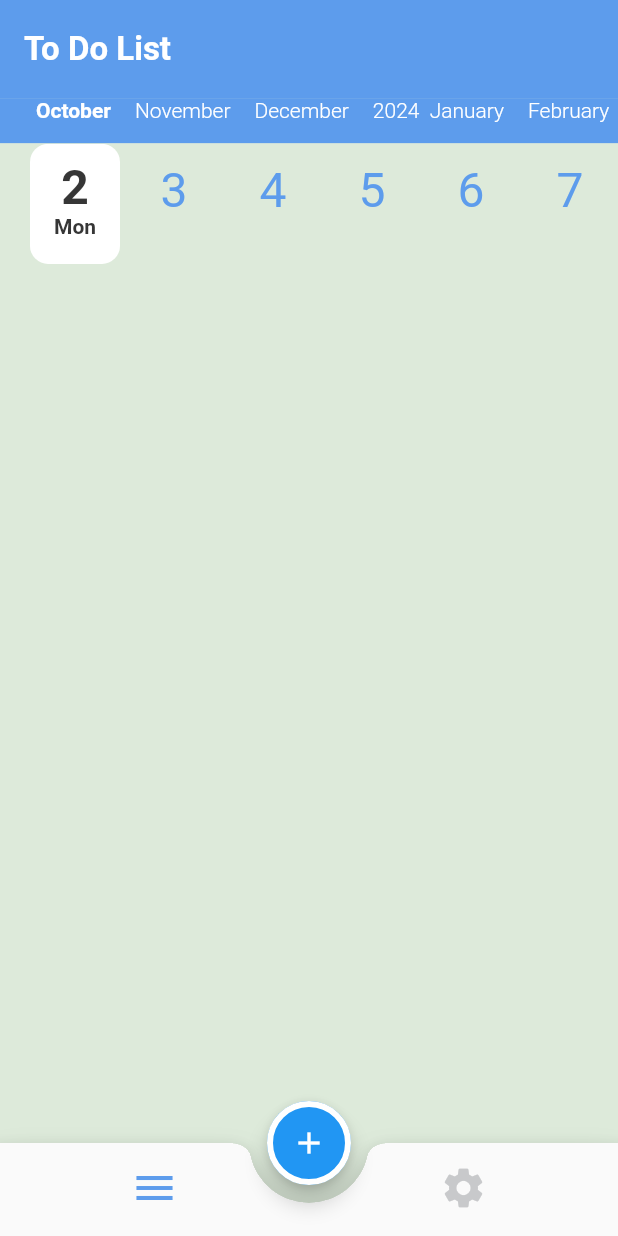
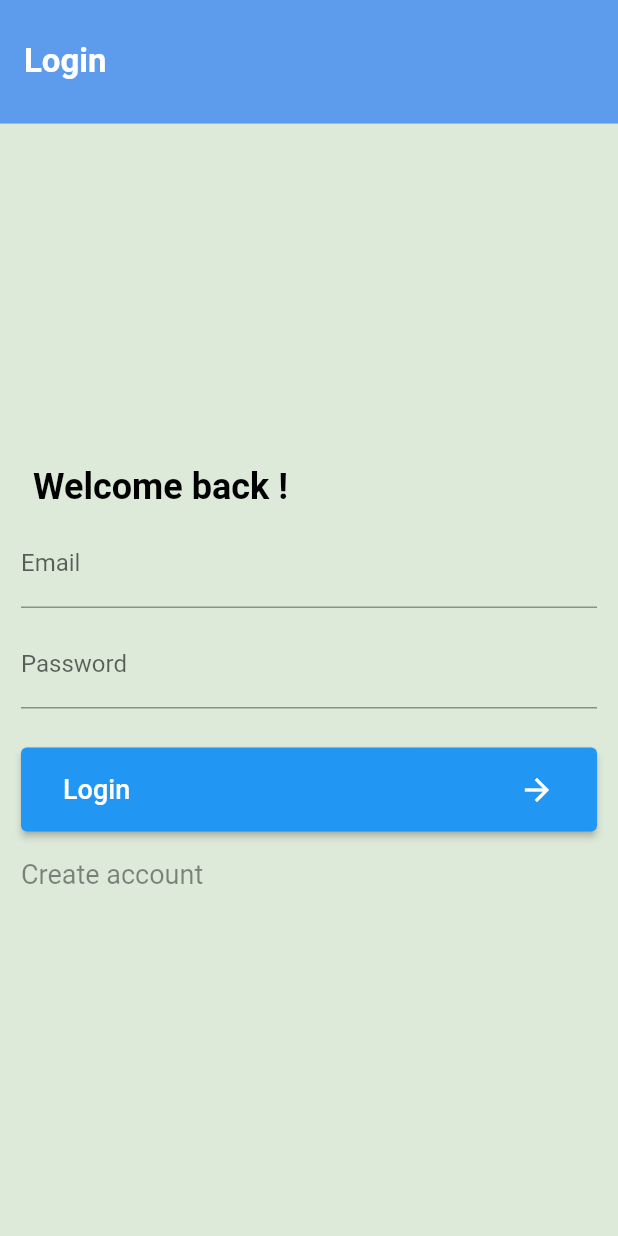
Before and after one commit to A-hmed/todo_mon_c9, a Flutter app: the screen it shows after launch, on a phone screen of 412 x 824 dp. Run offline on Flutter 3.47's test engine with Material 2 defaults, Android fonts, the phone set to English and light mode, and no system bars; drawn by our look-alikes of calendar_timeline; our stand-ins replace cloud_firestore, firebase_auth, firebase_core, flutter_slidable; accounts and stored records are empty.

Commit message:
Finish firebase auth.

```diff
--- a/lib/main.dart
+++ b/lib/main.dart
@@ -3,15 +3,15 @@ import 'package:firebase_core/firebase_core.dart';
 import 'package:flutter/material.dart';
 import 'package:provider/provider.dart';
 import 'package:todo_mon_c9/providers/list_provider.dart';
+import 'package:todo_mon_c9/ui/screens/auth/login/login_screen.dart';
+import 'package:todo_mon_c9/ui/screens/auth/register/register_screen.dart';
 import 'package:todo_mon_c9/ui/screens/splash/splash_screen.dart';
 import 'package:todo_mon_c9/ui/utils/app_theme.dart';
-
 import 'ui/screens/home/home_screen.dart';
 
 void main() async {
   WidgetsFlutterBinding.ensureInitialized();
   await Firebase.initializeApp();
-  await FirebaseFirestore.instance.disableNetwork();
   runApp(ChangeNotifierProvider(
     create: (_) => ListProvider(),
       child: const MyApp()
@@ -26,12 +26,14 @@ class MyApp extends StatelessWidget {
     return MaterialApp(
       title: 'Flutter Demo',
       theme: AppTheme.lightTheme,
-      darkTheme: AppTheme.darkTheme,
+      darkTheme: AppTheme.lightTheme,
       routes: {
         SplashScreen.routeName: (_) => SplashScreen(),
-        HomeScreen.routeName: (_) => HomeScreen()
+        HomeScreen.routeName: (_) => HomeScreen(),
+        LoginScreen.routeName: (_) => LoginScreen(),
+        RegisterScreen.routeName: (_) => RegisterScreen()
       },
-      initialRoute: SplashScreen.routeName,
+      initialRoute: LoginScreen.routeName,
     );
   }
 }
--- /dev/null
+++ b/lib/model/app_user.dart
@@ -0,0 +1,41 @@
+import 'package:cloud_firestore/cloud_firestore.dart';
+import 'package:todo_mon_c9/model/todo_dm.dart';
+
+class AppUser{
+  static const String collectionName = "users";
+  static AppUser? currentUser;
+  late String id;
+  late String email;
+  late String username;
+
+  AppUser({required this.id, required this.email, required this.username});
+
+  AppUser.fromJson(Map json){
+    id = json["id"];
+    email = json["email"];
+    username = json["username"];
+  }
+
+  Map<String, dynamic> toJson(){
+    return {
+      "id": id,
+      "email": email,
+      "username": username
+    };
+  }
+
+  static CollectionReference<AppUser> collection(){
+    return FirebaseFirestore.instance.collection(AppUser.collectionName)
+        .withConverter<AppUser>(
+        fromFirestore: (snapshot, _){
+          return AppUser.fromJson(snapshot.data()!);
+        },
+        toFirestore: (user, _){
+          return user.toJson();
+        });
+  }
+  static CollectionReference getCurrentUserTodosCollection(){
+    return AppUser.collection().doc(AppUser.currentUser!.id)
+        .collection(TodoDM.collectionName);
+  }
+}
--- a/lib/model/todo_dm.dart
+++ b/lib/model/todo_dm.dart
@@ -11,7 +11,8 @@ class TodoDM {
   required this.date,required this.isDone});
 
   TodoDM.fromJson(Map json){
-    id = json["id"];
+    print("Json: $json");
+    id = json["id"]??"12345";
     title = json["title"];
     description = json["description"];
     date = DateTime.fromMillisecondsSinceEpoch(json["date"]);
--- a/lib/providers/list_provider.dart
+++ b/lib/providers/list_provider.dart
@@ -1,5 +1,6 @@
 import 'package:cloud_firestore/cloud_firestore.dart';
 import 'package:flutter/material.dart';
+import 'package:todo_mon_c9/model/app_user.dart';
 import 'package:todo_mon_c9/model/todo_dm.dart';
 
 class ListProvider extends ChangeNotifier{
@@ -8,8 +9,7 @@ class ListProvider extends ChangeNotifier{
 
   getTodosFromFirestore() async {
     todos.clear();
-    CollectionReference todosCollection =
-    FirebaseFirestore.instance.collection(TodoDM.collectionName);
+    CollectionReference todosCollection = AppUser.getCurrentUserTodosCollection();
     QuerySnapshot querySnapshot = await todosCollection.
         orderBy("date", descending: true).get();
     List<QueryDocumentSnapshot> docs = querySnapshot.docs;
--- /dev/null
+++ b/lib/ui/screens/auth/login/login_screen.dart
@@ -0,0 +1,139 @@
+import 'package:cloud_firestore/cloud_firestore.dart';
+import 'package:firebase_auth/firebase_auth.dart';
+import 'package:flutter/material.dart';
+import 'package:todo_mon_c9/model/app_user.dart';
+import 'package:todo_mon_c9/ui/screens/auth/register/register_screen.dart';
+import 'package:todo_mon_c9/ui/screens/home/home_screen.dart';
+import 'package:todo_mon_c9/ui/utils/dialog_utils.dart';
+
+class LoginScreen extends StatefulWidget {
+  static const String routeName = "login";
+
+  @override
+  State<LoginScreen> createState() => _LoginScreenState();
+}
+
+class _LoginScreenState extends State<LoginScreen> {
+  String email = "";
+
+  String password = "";
+
+  @override
+  Widget build(BuildContext context) {
+    return Scaffold(
+      appBar: AppBar(
+        elevation: 0,
+        title: const Text("Login"),
+        toolbarHeight: MediaQuery.of(context).size.height * .1,
+      ),
+      body: SingleChildScrollView(
+        child: Padding(
+          padding: const EdgeInsets.all(14.0),
+          child: Column(
+            crossAxisAlignment: CrossAxisAlignment.stretch,
+            children: [
+              SizedBox(
+                height: MediaQuery.of(context).size.height * .25,
+              ),
+              const Padding(
+                padding: EdgeInsets.all(8.0),
+                child: Text(
+                  "Welcome back !",
+                  textAlign: TextAlign.start,
+                  style: TextStyle(
+                      fontSize: 24,
+                      color: Colors.black,
+                      fontWeight: FontWeight.bold),
+                ),
+              ),
+              TextFormField(
+                onChanged: (text){
+                  email = text;
+                },
+
+                decoration: const InputDecoration(
+                  label: Text(
+                    "Email",
+                  ),
+
+                ),
+              ),
+              const SizedBox(
+                height: 8,
+              ),
+              TextFormField(
+                onChanged: (text){
+                  password = text;
+                },
+                decoration: const InputDecoration(
+                  label: Text(
+                    "Password",
+                  ),
+                ),
+              ),
+              const SizedBox(
+                height: 26,
+              ),
+              ElevatedButton(
+                  onPressed: () {
+                    login();
+                  },
+                  child: const Padding(
+                    padding: EdgeInsets.symmetric(vertical: 16, horizontal: 12),
+                    child: Row(
+                      children: [
+                        Text("Login", style: TextStyle(fontSize: 18),),
+                        Spacer(),
+                        Icon(Icons.arrow_forward)
+                      ],
+                    ),
+                  )),
+              const SizedBox(height: 18,),
+              InkWell(
+                onTap: (){
+                  Navigator.pushNamed(context, RegisterScreen.routeName);
+                },
+                child: const Text(
+                  "Create account",
+                  style: TextStyle(fontSize: 18, color: Colors.black45),
+                ),
+              ),
+            ],
+          ),
+        ),
+      ),
+    );
+  }
+
+  void login() async {
+    try{
+      DialogUtils.showLoading(context);
+      UserCredential creds = await FirebaseAuth.instance.signInWithEmailAndPassword(
+          email: email,
+          password: password);
+      AppUser.currentUser = await getUserFromFirestore(creds.user!.uid);
+
+      DialogUtils.hideLoading(context);
+      Navigator.pushReplacementNamed(context, HomeScreen.routeName);
+    }on FirebaseAuthException catch(error){
+      DialogUtils.hideLoading(context);
+      if(error.code == "INVALID_LOGIN_CREDENTIALS"){
+        DialogUtils.showError(context, "Please check your email and password and login again");
+      }else {
+        DialogUtils.showError(context, error.message ??
+            "Some thing went please again later");
+      }
+
+    }catch(e){
+      DialogUtils.hideLoading(context);
+      DialogUtils.showError(context, "Some thing went please again later");
+    }
+  }
+
+  Future<AppUser> getUserFromFirestore(String uid) async {
+    CollectionReference<AppUser> usersCollection = AppUser.collection();
+    DocumentReference<AppUser> doc = usersCollection.doc(uid);
+    DocumentSnapshot<AppUser> snapshot = await doc.get();
+    return snapshot.data()!;
+  }
+}
--- a/lib/ui/screens/home/tabs/list/list_tab.dart
+++ b/lib/ui/screens/home/tabs/list/list_tab.dart
@@ -27,7 +27,7 @@ class _ListTabState extends State<ListTab> {
     provider = Provider.of(context);
     return Column(children: [
       SizedBox(
-        height: MediaQuery.of(context).size.height * .12,
+        height: MediaQuery.of(context).size.height * .14,
         child: Stack(
           children: [
             Column(
--- a/pubspec.yaml
+++ b/pubspec.yaml
@@ -19,6 +19,7 @@ dependencies:
   flutter_slidable: ^3.0.0
   firebase_core: ^2.16.0
   cloud_firestore: ^4.9.2
+  firebase_auth: ^4.10.0
 
 
 dev_dependencies:
```
Also changed, not shown: lib/ui/bottom_sheets/add_bottom_sheet.dart (+6 -8 lines), lib/ui/screens/auth/register/register_screen.dart (added, +124 -0 lines), lib/ui/screens/home/home_screen.dart (+16 -1 lines), lib/ui/utils/dialog_utils.dart (added, +43 -0 lines), pubspec.lock.
